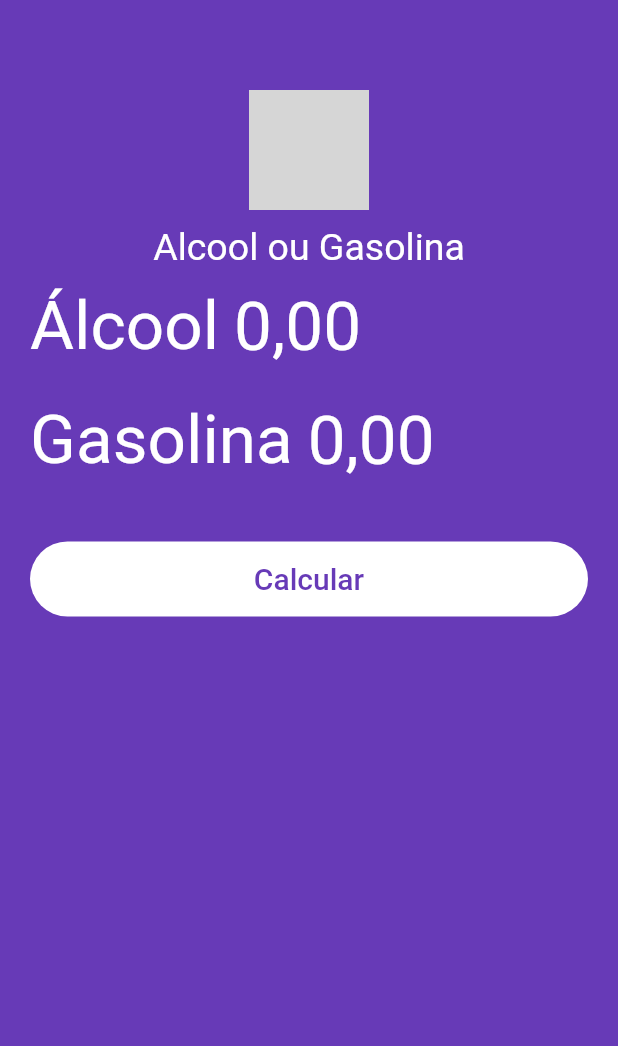
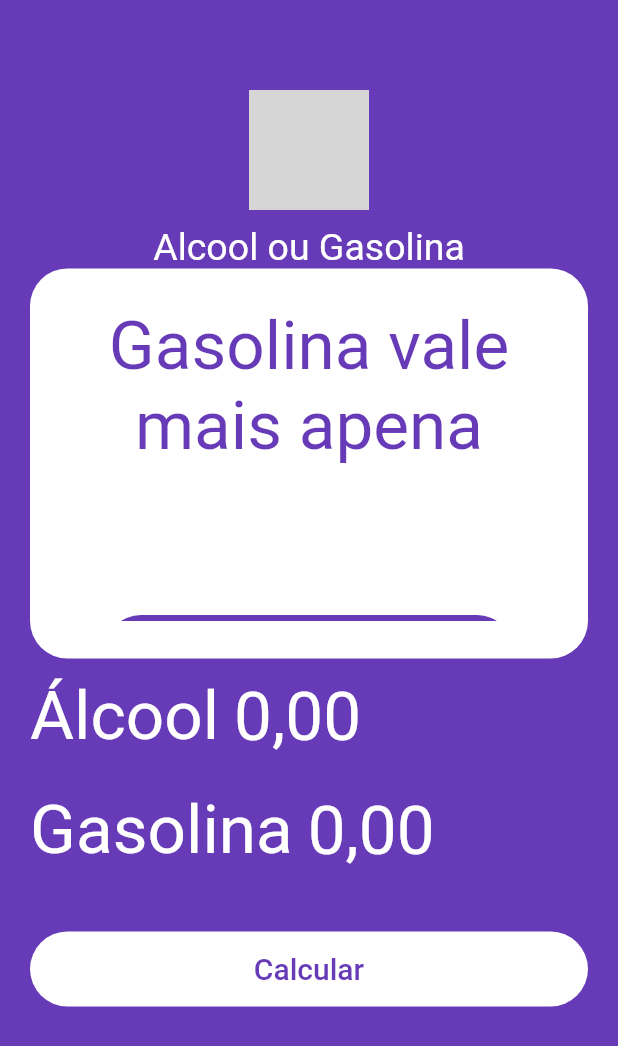
Before and after one commit to AndersonCrook/AOG, a Flutter app: the screen it shows after launch, on a phone screen of 412 x 824 dp. Shown: the top 1046 px of the screen. Run offline on Flutter 3.47's test engine with Material 2 defaults, Android fonts, the phone set to English and light mode, and no system bars; our stand-ins replace flutter_masked_text; Roboto replaces fonts that are missing (Big Shoulders Display); grey boxes are pictures that could not be loaded.

Commit message:
PopUp design

```diff
--- /dev/null
+++ b/lib/Widgets/PopUpWidget.dart
@@ -0,0 +1,48 @@
+import 'package:flutter/Material.dart';
+
+class PopUp extends StatelessWidget {
+  @override
+  Widget build(BuildContext context) {
+    return Container(
+      padding:new EdgeInsets.symmetric(vertical: 25.0) ,
+      margin: new EdgeInsets.symmetric(horizontal: 20.0),
+      height: 260,
+      decoration: BoxDecoration(
+        color: Colors.white,
+        borderRadius: BorderRadius.circular(25)
+      ),
+      child: ListView(children: <Widget>[
+        Text(
+          "Gasolina vale mais apena",
+          textAlign: TextAlign.center,
+          style: TextStyle(
+
+            color: Theme.of(context).primaryColor,
+            fontSize: 45,
+            fontFamily: "Big Shoulders Display"
+          ),
+        ),
+        Container(
+          margin: new EdgeInsets.symmetric(
+            horizontal: 50.0,
+            vertical: 100.0
+          ),
+          decoration: BoxDecoration(
+            color: Theme.of(context).primaryColor,
+            borderRadius: BorderRadius.circular(25)
+          ),
+          child: FlatButton(
+            child: Text(
+              "Calcular Novamente",
+              style: TextStyle(
+                color: Colors.white,
+                fontSize: 20
+              ),
+            )
+          ),
+        ),
+
+      ],),
+    );
+  }
+}
--- a/lib/main.dart
+++ b/lib/main.dart
@@ -1,5 +1,5 @@
+import 'package:AOG/Widgets/PopUpWidget.dart';
 import 'package:flutter/material.dart';
-import 'package:flutter_masked_text/flutter_masked_text.dart';
 import 'Widgets/InputWidget.dart';
 import 'Widgets/LogoWidget.dart';
 
@@ -27,6 +27,7 @@ class HomePage extends StatelessWidget {
       body: ListView(
         children: <Widget>[
           Logo(),
+          PopUp(),
           Input(label: "Álcool"),
           Input(label: "Gasolina"),
           Container(
```
